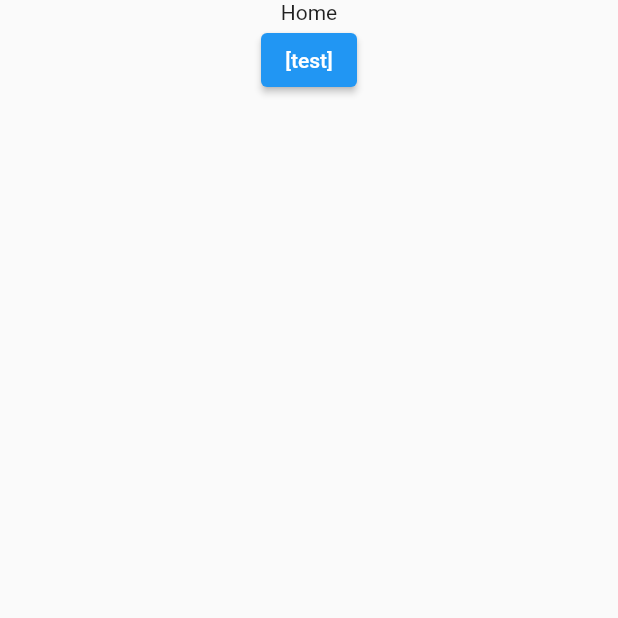
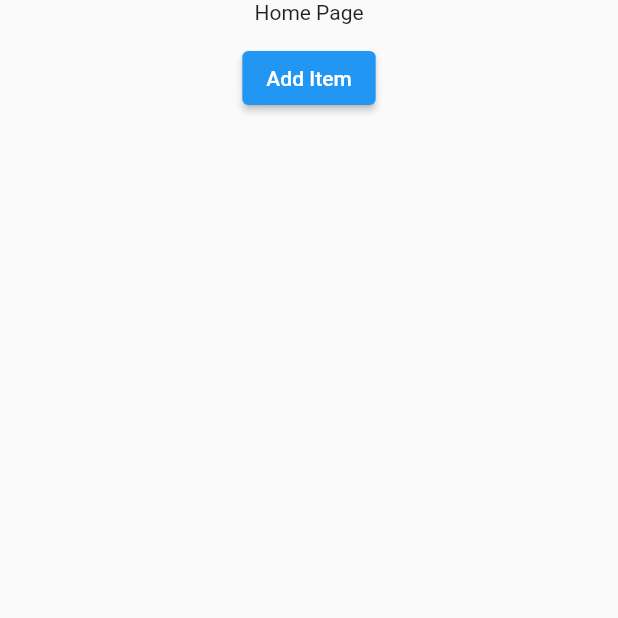
Before and after one commit to akshu10/flutter_demo, a Flutter app: the screen it shows after launch, after a tap on "Login", on a phone screen of 412 x 824 dp, the top half of it. Run offline on Flutter 3.47's test engine with Material 2 defaults, Android fonts, the phone set to English and light mode, and no system bars; network calls fail.

Commit message:
Improve demo code

```diff
--- a/lib/Home.dart
+++ b/lib/Home.dart
@@ -9,24 +9,28 @@ class Home extends StatelessWidget {
   Widget build(BuildContext context) {
     return Scaffold(
       body: Center(
-        child: Column(
-          children: [
-            const Text('Home'),
-            ElevatedButton(
-                onPressed: () {
-                  Navigator.pushNamed(context, '/login');
-                },
-                child:
-                    Provider.of<AppState>(context, listen: false).items.isEmpty
-                        ? const Text('Add Item')
-                        : Text(
-                            Provider.of<AppState>(context, listen: false)
-                                .items
-                                .toString(),
-                          )),
-          ],
-        ),
-      ),
+          child: Column(
+        children: [
+          const Text('Home Page'),
+          Padding(
+              padding: const EdgeInsets.all(12.0),
+              child: ElevatedButton(
+                  onPressed: () {
+                    Provider.of<AppState>(context, listen: false)
+                        .addItem('test');
+                  },
+                  child: const Text('Add Item'))),
+          Padding(
+              padding: const EdgeInsets.all(12.0),
+              child: ListView.builder(
+                  scrollDirection: Axis.vertical,
+                  shrinkWrap: true,
+                  itemCount: Provider.of<AppState>(context).items.length,
+                  itemBuilder: (context, index) {
+                    return Text(Provider.of<AppState>(context).items[index]);
+                  }))
+        ],
+      )),
     );
   }
 }
--- a/lib/Login.dart
+++ b/lib/Login.dart
@@ -102,9 +102,6 @@ class Login extends StatelessWidget {
                         padding: const EdgeInsets.all(12.0),
                         child: ElevatedButton(
                             onPressed: () async => {
-                                  //  Call a setter on state
-                                  Provider.of<AppState>(context, listen: false)
-                                      .addItem('test'),
                                   Provider.of<AppState>(context, listen: false)
                                       .setUser({
                                     "email": emailController.text,
```
